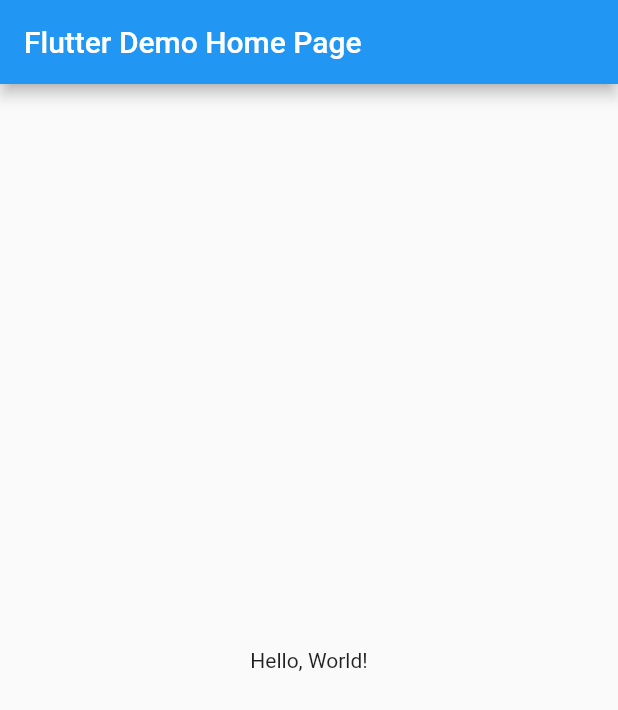
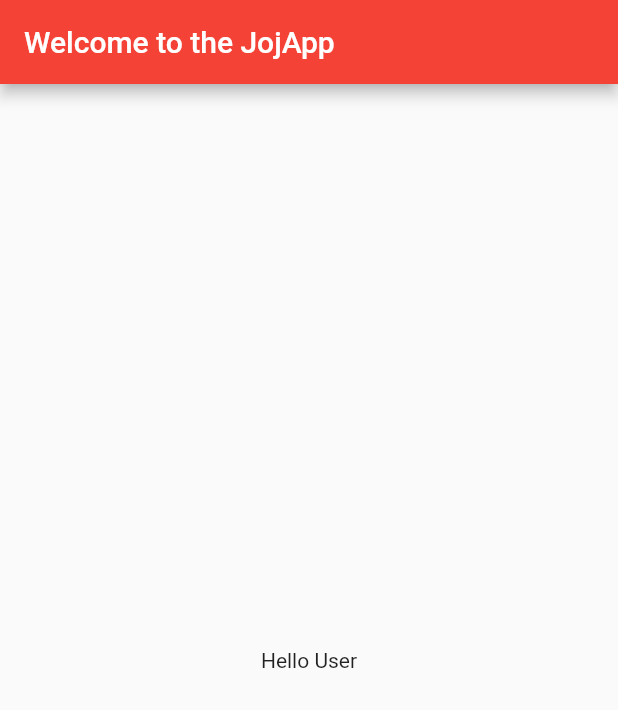
Before and after one commit to Ssemaganda-George/Flutter_Materials_Adder_counter, a Flutter app: the screen it shows after launch, on a phone screen of 412 x 824 dp. Shown: the top 710 px of the screen. Run offline on Flutter 3.47's test engine with Material 2 defaults, Android fonts, the phone set to English and light mode, and no system bars.

Commit message:
Initial commit

```diff
--- a/lib/main.dart
+++ b/lib/main.dart
@@ -1,42 +1,57 @@
 import 'package:flutter/material.dart';
 
-void main() => runApp(MyApp());
+void main() {
+  runApp(TestApp());
+}
 
-class MyApp extends StatelessWidget {
-  const MyApp({super.key});
-  // This widget is the root of your application.
+class TestApp extends StatelessWidget {
   @override
   Widget build(BuildContext context) {
     return MaterialApp(
-      // Application name
-      title: 'Flutter Hello World',
-      // Application theme data, you can set the colors for the application as
-      // you want
-      theme: ThemeData(
-        primarySwatch: Colors.blue,
+        home: Scaffold(
+      appBar: AppBar(
+        backgroundColor: Colors.red,
+        title: Text(
+          'Welcome to the JojApp',
+        ),
       ),
-      // A widget which will be started on application startup
-      home: MyHomePage(title: 'Flutter Demo Home Page'),
-    );
+      body: Center(
+        child: Text("Hello User"),
+      ),
+      // floatingActionButton: FloatingActionButton(
+      //   backgroundColor: Colors.red,
+      //   child: Icon(Icons.add),
+      //  ),
+    ));
   }
 }
 
-class MyHomePage extends StatelessWidget {
-  final String title;
-  const MyHomePage({super.key, required this.title});
+// import 'package:flutter/material.dart';
 
-  @override
-  Widget build(BuildContext context) {
-    return Scaffold(
-      appBar: AppBar(
-        // The title text which will be shown on the action bar
-        title: Text(title),
-      ),
-      body: Center(
-        child: Text(
-          'Hello, World!',
-        ),
-      ),
-    );
-  }
-}
+// void main() {
+//   runApp(Joj());
+// }
+
+// class Joj extends StatelessWidget {
+//   @override
+//   Widget build(BuildContext context) {
+//     return MaterialApp(
+//         home: Scaffold(
+//             appBar: AppBar(
+//               title: Text('Welcome to Joj.Inc'),
+//               backgroundColor: Colors.purple,
+//             ),
+//             body: Center(
+//               child: Text(
+//                 'Hello User, AVOID USING CHATGPT.',
+//                 textScaleFactor: 1.5,
+//                 style: TextStyle(
+//                   fontWeight: FontWeight.bold,
+//                   color: Colors.blue,
+
+//                   // backgroundColor: Color(0xff968998),
+//                 ),
+//               ),
+//             )));
+//   }
+// }
```
